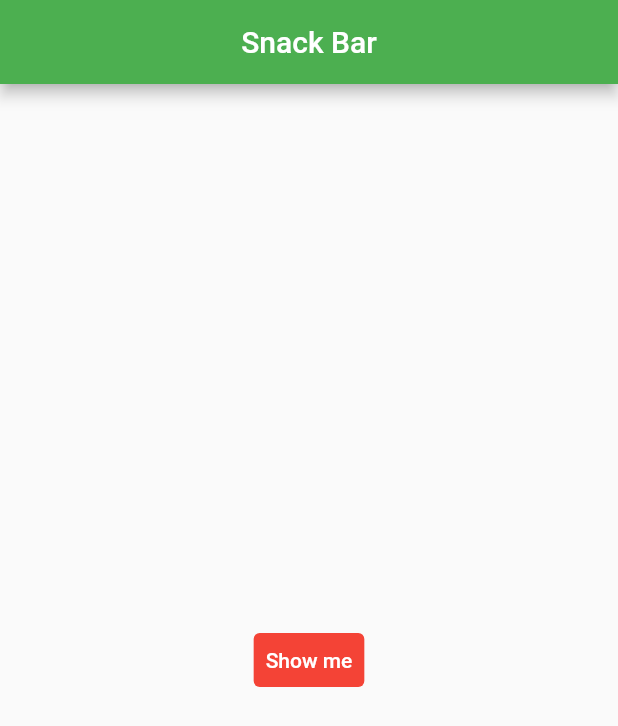
After one commit to rjcnd105/my_flutter_dart, a Flutter app: the MainPage screen opened directly, on a phone screen of 412 x 824 dp. The commit adds this screen. Shown: the top 726 px of the screen. Run offline on Flutter 3.47's test engine with Material 2 defaults, Android fonts, the phone set to English and light mode, and no system bars; network calls fail; key blocks and very long unbroken strings in the code were emptied for the run.

Commit message:
flutter stury: snackbar, builder, context...

```diff
--- a/lib/training1.dart
+++ b/lib/training1.dart
@@ -117,7 +117,7 @@ class Grade extends StatelessWidget {
                 backgroundColor: Colors.amber[800],
                 radius: 40,
                 backgroundImage: AssetImage(
-                  'assets/PikPng.com_flying-cat-png_763254.png',
+                  'assets/flying_cat.png',
                 ),
               ),
             )
--- /dev/null
+++ b/lib/training3.dart
@@ -0,0 +1,46 @@
+import 'package:flutter/material.dart';
+
+void main() => runApp(App());
+
+class App extends StatelessWidget {
+  const App({Key? key}) : super(key: key);
+
+  @override
+  Widget build(BuildContext context) {
+    return MaterialApp(
+      title: 'Snack Bar App',
+      home: MainPage(),
+    );
+  }
+}
+
+class MainPage extends StatelessWidget {
+  const MainPage({Key? key}) : super(key: key);
+
+  @override
+  Widget build(BuildContext context) {
+    return Scaffold(
+      appBar: AppBar(
+        title: Text("Snack Bar"),
+        centerTitle: true,
+      ),
+      body: Builder(
+        builder: (BuildContext ctx) {
+          return Center(
+            child: TextButton(
+              child: Text(
+                "Show me",
+                style: TextStyle(color: Colors.white),
+              ),
+              style: TextButton.styleFrom(backgroundColor: Colors.red),
+              onPressed: () {
+                ScaffoldMessenger.of(ctx)
+                    .showSnackBar(SnackBar(content: Text("hi")));
+              },
+            ),
+          );
+        },
+      ),
+    );
+  }
+}
--- a/pubspec.yaml
+++ b/pubspec.yaml
@@ -50,9 +50,7 @@ flutter:
 
   # To add assets to your application, add an assets section, like this:
   assets:
-    - assets/cat1.png
-    - assets/sup_cat.jpeg
-    - assets/PikPng.com_flying-cat-png_763254.png
+    - assets/flying_cat.png
 
   # An image asset can refer to one or more resolution-specific "variants", see
   # https://flutter.dev/assets-and-images/#resolution-aware.
```
Also changed, not shown: lib/training2.dart (added, +123 -0 lines), study/study.dart (+35 -4 lines), assets/flying_cat.png (renamed from assets/PikPng.com_flying-cat-png_763254.png).
